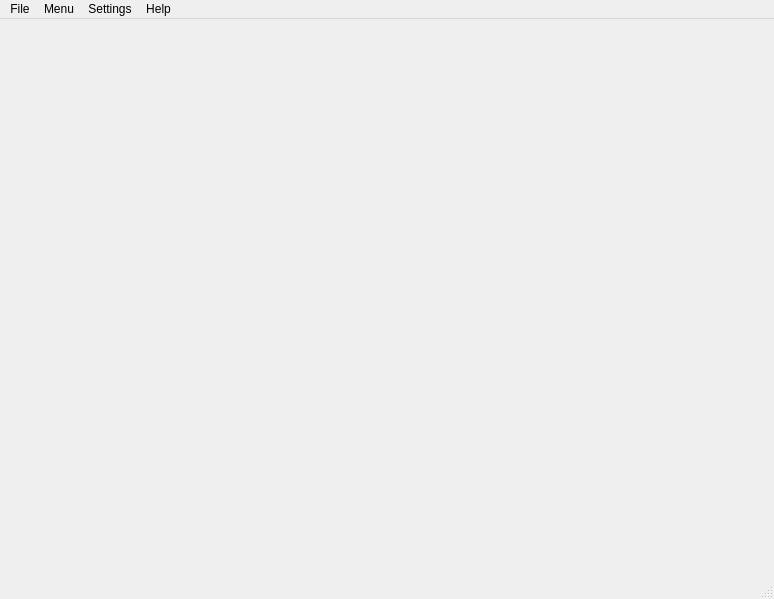
Before: the Qt Designer form cigya/ui/eq.ui in CS532-Marlboro-Health-Tracker/Cigya, drawn with Qt 5.
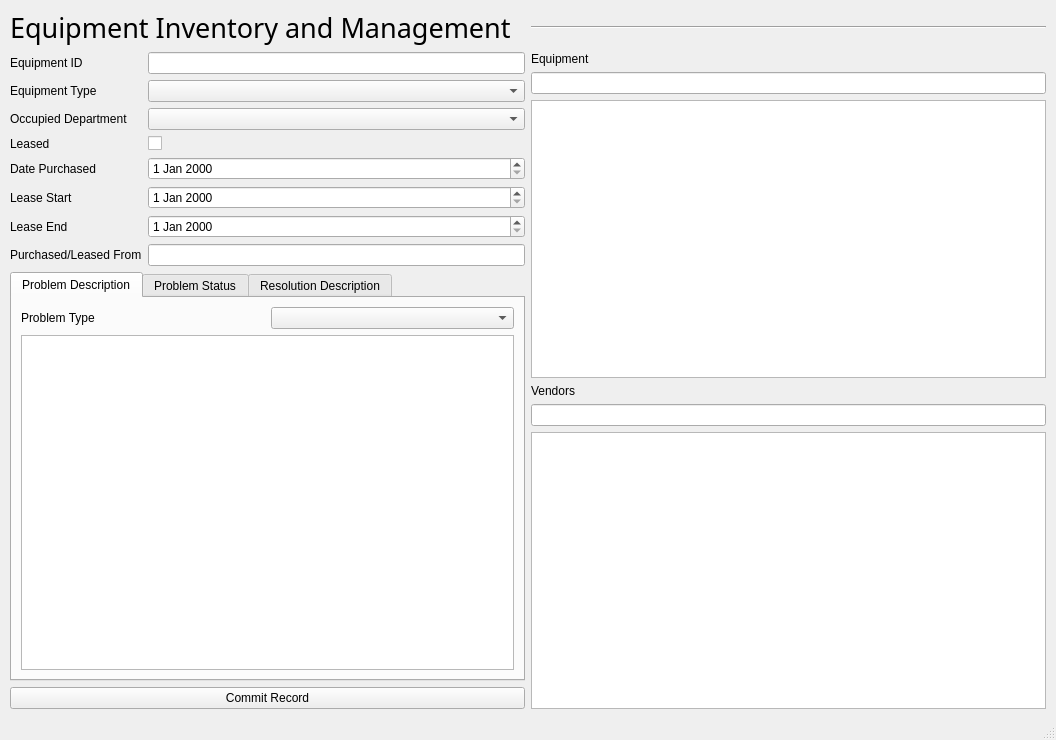
After: the same form once the commit is applied.

Patch:
```diff
--- a/cigya/ui/eq.ui
+++ b/cigya/ui/eq.ui
@@ -6,8 +6,8 @@
    <rect>
     <x>0</x>
     <y>0</y>
-    <width>774</width>
-    <height>599</height>
+    <width>1056</width>
+    <height>740</height>
    </rect>
   </property>
   <property name="windowTitle">
@@ -20,49 +20,218 @@
    <property name="autoFillBackground">
     <bool>false</bool>
    </property>
-  </widget>
-  <widget class="QMenuBar" name="menubar">
-   <property name="geometry">
-    <rect>
-     <x>0</x>
-     <y>0</y>
-     <width>774</width>
-     <height>21</height>
-    </rect>
-   </property>
-   <widget class="QMenu" name="menuFile">
-    <property name="title">
-     <string>File</string>
+   <layout class="QVBoxLayout" name="verticalLayout_6">
+    <property name="leftMargin">
+     <number>10</number>
     </property>
-    <addaction name="actionPrint"/>
-   </widget>
-   <widget class="QMenu" name="menuSettings">
-    <property name="title">
-     <string>Settings</string>
+    <property name="rightMargin">
+     <number>10</number>
     </property>
-    <addaction name="actionAdministrator_Login"/>
-   </widget>
-   <widget class="QMenu" name="menuHelp">
-    <property name="title">
-     <string>Help</string>
-    </property>
-    <addaction name="actionHelp_Page"/>
-   </widget>
-   <widget class="QMenu" name="menuMenu">
-    <property name="title">
-     <string>Menu</string>
-    </property>
-    <addaction name="actionElectronic_Patient_Record"/>
-    <addaction name="actionPhysician_Scheduler"/>
-    <addaction name="actionLab_Order_Tracking"/>
-    <addaction name="actionPharmacy_Order_Tracking"/>
-    <addaction name="actionInsurance_Billing"/>
-    <addaction name="actionEquipment_Inventory_and_Maintenance"/>
-   </widget>
-   <addaction name="menuFile"/>
-   <addaction name="menuMenu"/>
-   <addaction name="menuSettings"/>
-   <addaction name="menuHelp"/>
+    <item>
+     <layout class="QHBoxLayout" name="horizontalLayout_2">
+      <item>
+       <widget class="QLabel" name="label_2">
+        <property name="font">
+         <font>
+          <family>Segoe Print</family>
+          <pointsize>20</pointsize>
+         </font>
+        </property>
+        <property name="text">
+         <string>Equipment Inventory and Management</string>
+        </property>
+       </widget>
+      </item>
+      <item>
+       <widget class="Line" name="line">
+        <property name="orientation">
+         <enum>Qt::Horizontal</enum>
+        </property>
+       </widget>
+      </item>
+     </layout>
+    </item>
+    <item>
+     <layout class="QHBoxLayout" name="horizontalLayout_3">
+      <item>
+       <layout class="QVBoxLayout" name="verticalLayout_4">
+        <item>
+         <layout class="QFormLayout" name="formLayout">
+          <item row="0" column="0">
+           <widget class="QLabel" name="equipmentIDLabel">
+            <property name="text">
+             <string>Equipment ID</string>
+            </property>
+           </widget>
+          </item>
+          <item row="0" column="1">
+           <widget class="QLineEdit" name="equipmentIDLineEdit"/>
+          </item>
+          <item row="1" column="0">
+           <widget class="QLabel" name="equipmentTypeLabel">
+            <property name="text">
+             <string>Equipment Type</string>
+            </property>
+           </widget>
+          </item>
+          <item row="1" column="1">
+           <widget class="QComboBox" name="equipmentTypeComboBox"/>
+          </item>
+          <item row="2" column="0">
+           <widget class="QLabel" name="occupiedDepartmentLabel">
+            <property name="text">
+             <string>Occupied Department</string>
+            </property>
+           </widget>
+          </item>
+          <item row="2" column="1">
+           <widget class="QComboBox" name="occupiedDepartmentComboBox"/>
+          </item>
+          <item row="3" column="0">
+           <widget class="QLabel" name="leasedLabel">
+            <property name="text">
+             <string>Leased</string>
+            </property>
+           </widget>
+          </item>
+          <item row="3" column="1">
+           <widget class="QCheckBox" name="leasedCheckBox"/>
+          </item>
+          <item row="4" column="0">
+           <widget class="QLabel" name="datePurchasedLabel">
+            <property name="text">
+             <string>Date Purchased</string>
+            </property>
+           </widget>
+          </item>
+          <item row="4" column="1">
+           <widget class="QDateEdit" name="datePurchasedDateEdit"/>
+          </item>
+          <item row="5" column="0">
+           <widget class="QLabel" name="leaseStartLabel">
+            <property name="text">
+             <string>Lease Start</string>
+            </property>
+           </widget>
+          </item>
+          <item row="5" column="1">
+           <widget class="QDateEdit" name="leaseStartDateEdit"/>
+          </item>
+          <item row="6" column="0">
+           <widget class="QLabel" name="leaseEndLabel">
+            <property name="text">
+             <string>Lease End</string>
+            </property>
+           </widget>
+          </item>
+          <item row="6" column="1">
+           <widget class="QDateEdit" name="leaseEndDateEdit"/>
+          </item>
+          <item row="7" column="0">
+           <widget class="QLabel" name="purchasedLeasedFromLabel">
+            <property name="text">
+             <string>Purchased/Leased From</string>
+            </property>
+           </widget>
+          </item>
+          <item row="7" column="1">
+           <widget class="QLineEdit" name="purchasedLeasedFromLineEdit"/>
+          </item>
+         </layout>
+        </item>
+        <item>
+         <widget class="QTabWidget" name="tabWidget">
+          <property name="currentIndex">
+           <number>0</number>
+          </property>
+          <widget class="QWidget" name="tab1">
+           <attribute name="title">
+            <string>Problem Description</string>
+           </attribute>
+           <layout class="QVBoxLayout" name="verticalLayout">
+            <item>
+             <layout class="QHBoxLayout" name="horizontalLayout">
+              <item>
+               <widget class="QLabel" name="label">
+                <property name="text">
+                 <string>Problem Type</string>
+                </property>
+               </widget>
+              </item>
+              <item>
+               <widget class="QComboBox" name="comboBox"/>
+              </item>
+             </layout>
+            </item>
+            <item>
+             <widget class="QTextEdit" name="textEdit"/>
+            </item>
+           </layout>
+          </widget>
+          <widget class="QWidget" name="tab">
+           <attribute name="title">
+            <string>Problem Status</string>
+           </attribute>
+           <layout class="QVBoxLayout" name="verticalLayout_3">
+            <item>
+             <widget class="QTextEdit" name="textEdit_2"/>
+            </item>
+           </layout>
+          </widget>
+          <widget class="QWidget" name="tab_2">
+           <attribute name="title">
+            <string>Resolution Description</string>
+           </attribute>
+           <layout class="QVBoxLayout" name="verticalLayout_2">
+            <item>
+             <widget class="QTextBrowser" name="textBrowser"/>
+            </item>
+           </layout>
+          </widget>
+         </widget>
+        </item>
+        <item>
+         <widget class="QPushButton" name="pushButton">
+          <property name="text">
+           <string>Commit Record</string>
+          </property>
+         </widget>
+        </item>
+       </layout>
+      </item>
+      <item>
+       <layout class="QVBoxLayout" name="verticalLayout_5">
+        <item>
+         <widget class="QLabel" name="label_3">
+          <property name="text">
+           <string>Equipment</string>
+          </property>
+         </widget>
+        </item>
+        <item>
+         <widget class="QLineEdit" name="lineEdit"/>
+        </item>
+        <item>
+         <widget class="QTableView" name="tableView"/>
+        </item>
+        <item>
+         <widget class="QLabel" name="label_4">
+          <property name="text">
+           <string>Vendors</string>
+          </property>
+         </widget>
+        </item>
+        <item>
+         <widget class="QLineEdit" name="lineEdit_2"/>
+        </item>
+        <item>
+         <widget class="QTableView" name="tableView_2"/>
+        </item>
+       </layout>
+      </item>
+     </layout>
+    </item>
+   </layout>
   </widget>
   <widget class="QStatusBar" name="statusbar"/>
   <action name="actionHelp_Page">
```
